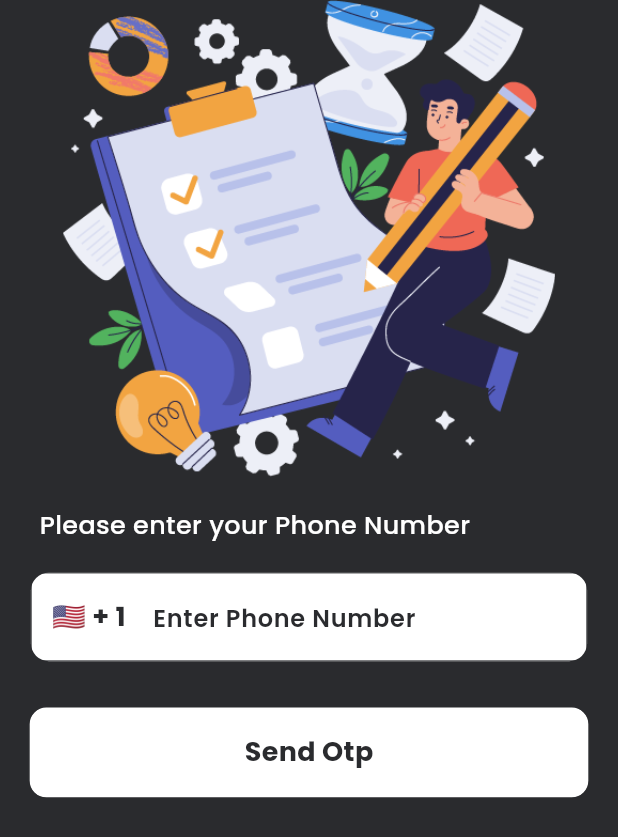
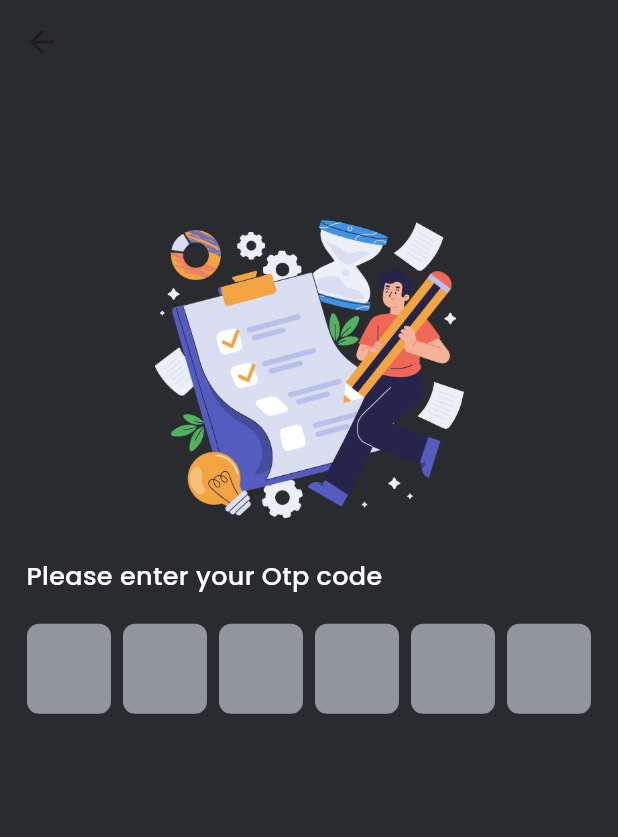
Before and after one commit to Jashwanth-Gowda-R/flutter_todo_app, a Flutter app: the LoginPage screen opened directly, after a tap on "Send Otp", on a phone screen of 412 x 824 dp. Shown: the top 837 px of the screen. Run offline on Flutter 3.47's test engine with Material 2 defaults, Android fonts, the phone set to English and light mode, and no system bars; drawn by our look-alikes of pinput; our stand-ins replace country_picker, flutter_screenutil, flutter_vector_icons, google_fonts, hooks_riverpod, smooth_page_indicator.

Commit message:
created otp page

```diff
--- a/lib/features/auth/pages/login_page.dart
+++ b/lib/features/auth/pages/login_page.dart
@@ -4,6 +4,7 @@ import 'package:advanced_flutter_todo_app/common/widgets/custom_otn_btn.dart';
 import 'package:advanced_flutter_todo_app/common/widgets/custom_text.dart';
 import 'package:advanced_flutter_todo_app/common/widgets/height_spacer.dart';
 import 'package:advanced_flutter_todo_app/common/widgets/reuseable_text.dart';
+import 'package:advanced_flutter_todo_app/features/auth/pages/otp_page.dart';
 import 'package:country_picker/country_picker.dart';
 import 'package:flutter/material.dart';
 import 'package:flutter_screenutil/flutter_screenutil.dart';
@@ -80,8 +81,7 @@ class _LoginPageState extends ConsumerState<LoginPage> {
                           ),
                           onSelect: (Country c) {
                             setState(() {
-                              print(c.flagEmoji);
-                              // country.flagEmoji=c.flagEmoji;
+                              // print(c.flagEmoji);
                               country = c;
                             });
                           },
@@ -112,7 +112,14 @@ class _LoginPageState extends ConsumerState<LoginPage> {
               Padding(
                 padding: const EdgeInsets.all(10.0),
                 child: CustomOtlnBtn(
-                  onTap: () {},
+                  onTap: () {
+                    Navigator.push(
+                      context,
+                      MaterialPageRoute(
+                        builder: (context) => const OtpPage(),
+                      ),
+                    );
+                  },
                   width: AppConst.kWidth * 0.9,
                   height: AppConst.kHeight * 0.075,
                   color: AppConst.kBKDark,
--- /dev/null
+++ b/lib/features/auth/pages/otp_page.dart
@@ -0,0 +1,63 @@
+import 'package:advanced_flutter_todo_app/common/utils/constants.dart';
+import 'package:advanced_flutter_todo_app/common/widgets/appstyle.dart';
+import 'package:advanced_flutter_todo_app/common/widgets/height_spacer.dart';
+import 'package:advanced_flutter_todo_app/common/widgets/reuseable_text.dart';
+import 'package:flutter/material.dart';
+import 'package:flutter_screenutil/flutter_screenutil.dart';
+import 'package:pinput/pinput.dart';
+
+class OtpPage extends StatelessWidget {
+  const OtpPage({super.key});
+
+  @override
+  Widget build(BuildContext context) {
+    final pinController = TextEditingController();
+    return Scaffold(
+      appBar: AppBar(
+        backgroundColor: Colors.transparent,
+      ),
+      body: SafeArea(
+        child: Center(
+          child: Column(
+            crossAxisAlignment: CrossAxisAlignment.center,
+            children: [
+              HeightSpacer(height: AppConst.kHeight * 0.11),
+              Padding(
+                padding: EdgeInsets.symmetric(horizontal: 30.w),
+                child: Image.asset(
+                  'assets/images/todo.png',
+                  width: AppConst.kWidth * 0.5,
+                ),
+              ),
+              const HeightSpacer(height: 26),
+              Container(
+                alignment: Alignment.centerLeft,
+                padding: EdgeInsets.only(left: 16.w),
+                child: ReuseableText(
+                  text: 'Please enter your Otp code',
+                  style: appstyle(
+                    17,
+                    AppConst.kLight,
+                    FontWeight.w500,
+                  ),
+                ),
+              ),
+              const HeightSpacer(height: 20),
+              Pinput(
+                controller: pinController,
+                length: 6,
+                showCursor: true,
+                onCompleted: (value) {
+                  if (value.length == 6) {}
+                },
+                onSubmitted: (value) {
+                  if (value.length == 6) {}
+                },
+              )
+            ],
+          ),
+        ),
+      ),
+    );
+  }
+}
--- a/pubspec.yaml
+++ b/pubspec.yaml
@@ -41,6 +41,7 @@ dependencies:
   flutter_vector_icons: ^2.0.0
   smooth_page_indicator: ^1.1.0
   country_picker: ^2.0.20
+  pinput: ^2.3.0
 
 dev_dependencies:
   flutter_test:
```
Also changed, not shown: pubspec.lock, 5 other files.
